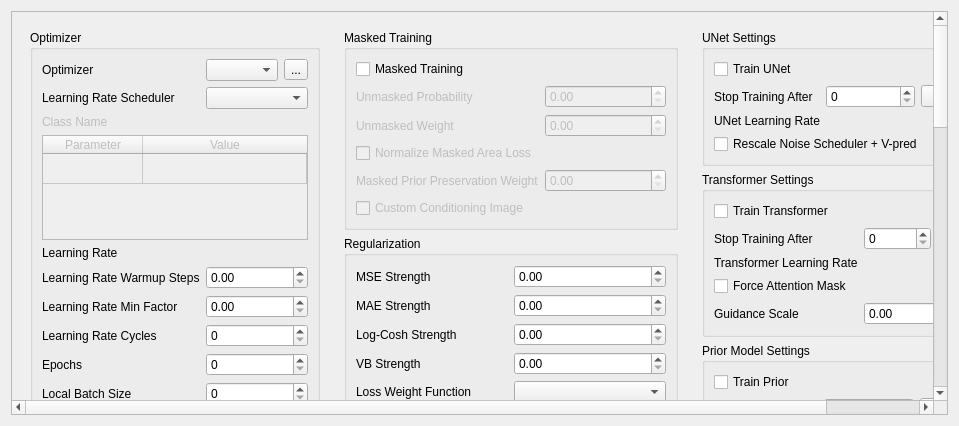
This is modules/ui/views/tabs/training.ui in HashakGik/OneTrainer-QT6 as Qt 5 draws it before an edit. The edited form follows.
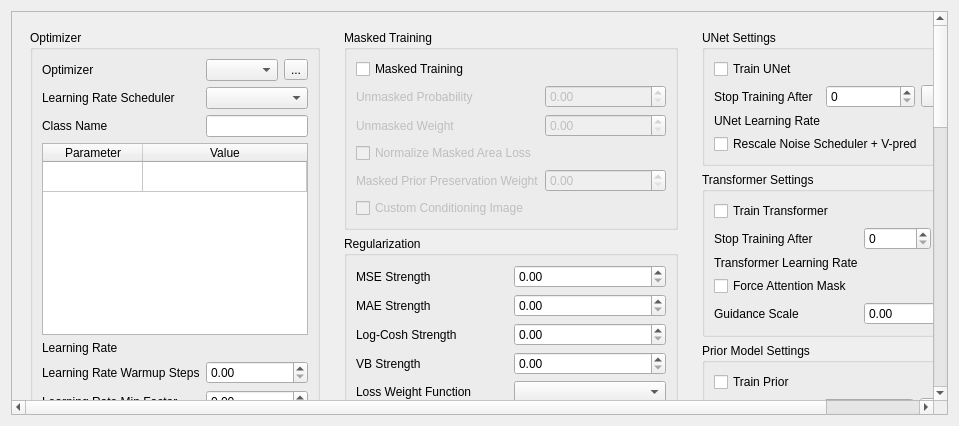
This is the edited form. Custom widgets are drawn as their Qt base class.

```diff
--- a/modules/ui/views/tabs/training.ui
+++ b/modules/ui/views/tabs/training.ui
@@ -23,7 +23,7 @@
       <property name="geometry">
        <rect>
         <x>0</x>
-        <y>-518</y>
+        <y>0</y>
         <width>1271</width>
         <height>1561</height>
        </rect>
@@ -1047,10 +1047,13 @@
              <item row="4" column="0" colspan="3">
               <widget class="QTableWidget" name="tableWidget">
                <property name="enabled">
-                <bool>false</bool>
+                <bool>true</bool>
                </property>
-               <property name="sizeAdjustPolicy">
-                <enum>QAbstractScrollArea::SizeAdjustPolicy::AdjustToContents</enum>
+               <property name="editTriggers">
+                <set>QAbstractItemView::EditTrigger::AnyKeyPressed|QAbstractItemView::EditTrigger::EditKeyPressed|QAbstractItemView::EditTrigger::SelectedClicked</set>
+               </property>
+               <property name="selectionMode">
+                <enum>QAbstractItemView::SelectionMode::NoSelection</enum>
                </property>
                <property name="showGrid">
                 <bool>true</bool>
@@ -1126,7 +1129,7 @@
              <item row="3" column="0">
               <widget class="QLabel" name="schedulerLbl">
                <property name="enabled">
-                <bool>false</bool>
+                <bool>true</bool>
                </property>
                <property name="text">
                 <string>Class Name</string>
@@ -1205,7 +1208,7 @@
               </widget>
              </item>
              <item row="3" column="1" colspan="2">
-              <widget class="SNLineEdit" name="schedulerClassLed" native="true"/>
+              <widget class="QLineEdit" name="schedulerClassLed"/>
              </item>
              <item row="11" column="1" colspan="2">
               <widget class="QSpinBox" name="accumulationStepsSbx">
```
